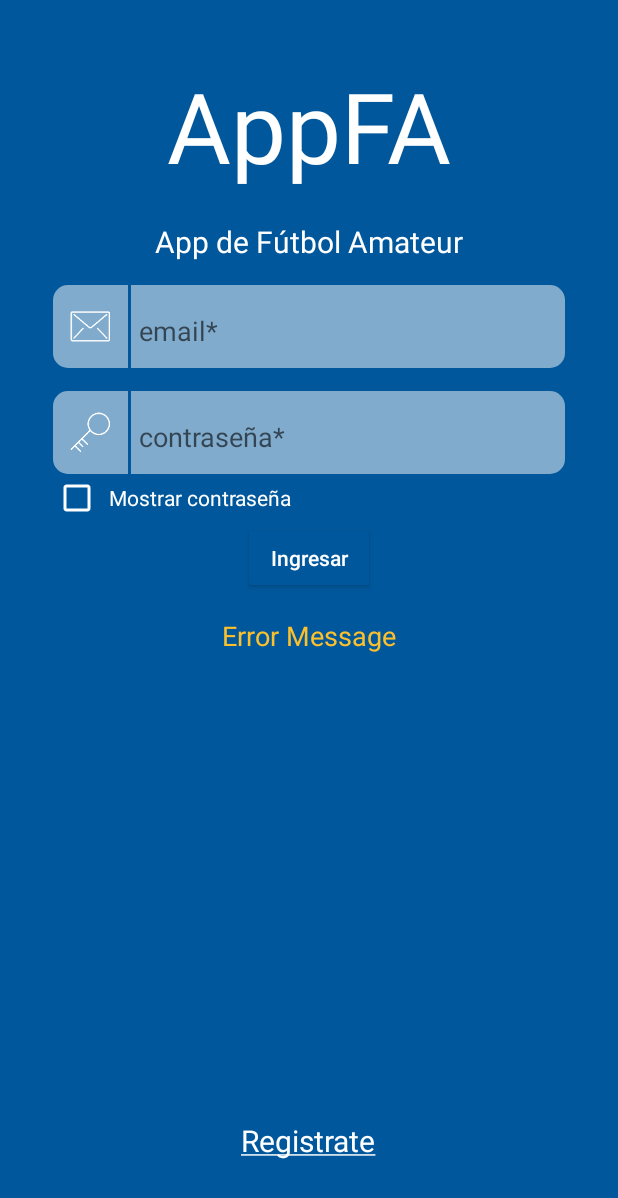
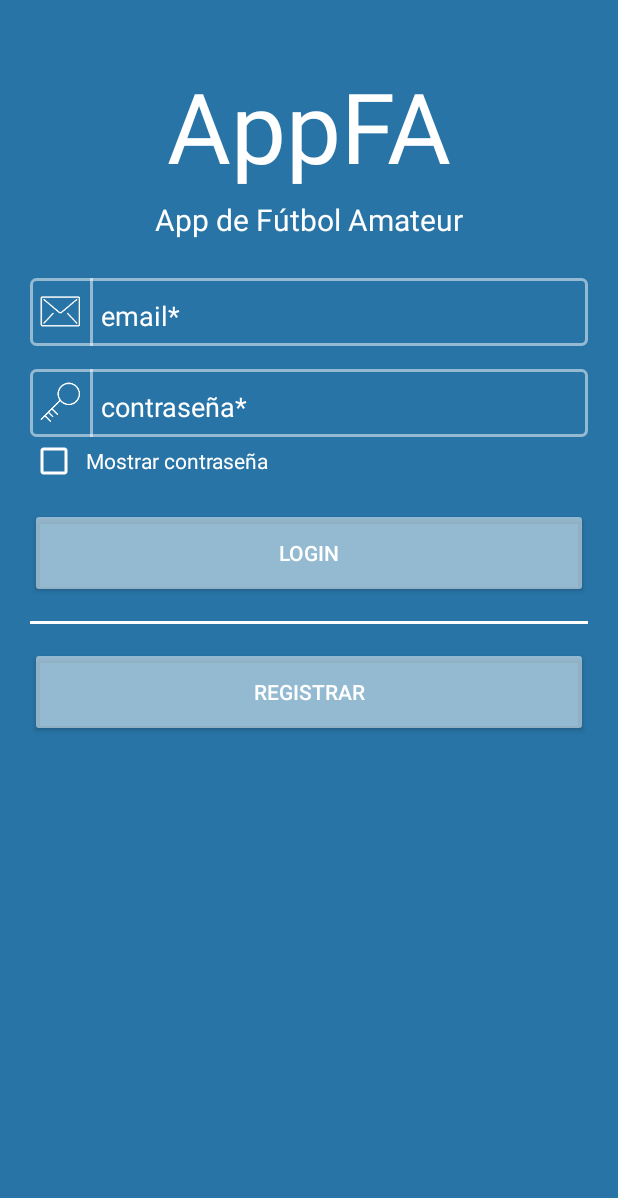
Before and after one commit to mgigena/appfa, an Android app: the layout activity_login.xml on its own in the app's theme, with its tools: preview values and no code run, on a phone screen of 412 x 824 dp. Shown: the top 1198 px of the screen. Run offline under Robolectric (Android 15) with nearby library versions, the phone set to English and light mode, and no system bars.

Commit message:
Styling Login Screen
- Modificado el diseño de la pantlla de Login

```diff
--- a/app/src/main/java/com/appfa/android/application/AppFaApplication.java
+++ b/app/src/main/java/com/appfa/android/application/AppFaApplication.java
@@ -11,7 +11,6 @@ public class AppFaApplication extends Application {
     @Override
     public void onCreate() {
         super.onCreate();
-
         CalligraphyConfig.initDefault(new CalligraphyConfig.Builder()
                 .setFontAttrId(R.attr.fontPath).build());
     }
--- a/app/src/main/java/com/appfa/android/login/LoginViewDelegate.java
+++ b/app/src/main/java/com/appfa/android/login/LoginViewDelegate.java
@@ -7,7 +7,6 @@ import android.widget.Button;
 import android.widget.CheckBox;
 import android.widget.CompoundButton;
 import android.widget.EditText;
-import android.widget.TextView;
 
 import com.appfa.android.R;
 import com.appfa.android.annotation.CustomTypefaces;
@@ -30,10 +29,8 @@ public class LoginViewDelegate extends BaseViewDelegate {
     CheckBox showPassword;
     @BindView(R.id.loginUser)
     Button loginButton;
-    @BindView(R.id.loginErrorMessage)
-    TextView loginErrorMessage;
-    @BindView(R.id.registrationTextLink)
-    TextView registrationLink;
+    @BindView(R.id.registrationButton)
+    Button registrationLink;
 
     private final LoginDelegateCallback callback;
 
@@ -111,7 +108,7 @@ public class LoginViewDelegate extends BaseViewDelegate {
     }
 
     protected void showErrorMessage(@ErrorMessages int errorMessage) {
-        loginErrorMessage.setText(errorMessage);
+
     }
 
     interface LoginDelegateCallback extends BaseDelegateCallback {
--- a/app/src/main/res/drawable/rounded_with_layout.xml
+++ b/app/src/main/res/drawable/rounded_with_layout.xml
@@ -1,10 +1,10 @@
 <?xml version="1.0" encoding="UTF-8"?>
 <shape xmlns:android="http://schemas.android.com/apk/res/android">
-    <solid android:color="@color/loginFormContainerColor"/>
+    <solid android:color="@color/loginBackground"/>
     <stroke
-        android:width="0dp"
+        android:width="2dp"
         android:color="@color/loginFormContainerColor"/>
-    <corners android:radius="10dp"/>
+    <corners android:radius="3dp"/>
     <padding
         android:bottom="0dp"
         android:left="0dp"
--- a/app/src/main/res/layout/activity_login.xml
+++ b/app/src/main/res/layout/activity_login.xml
@@ -1,8 +1,8 @@
 <?xml version="1.0" encoding="utf-8"?>
 <ScrollView
     xmlns:android="http://schemas.android.com/apk/res/android"
+    xmlns:app="http://schemas.android.com/apk/res-auto"
     xmlns:tools="http://schemas.android.com/tools"
-    xmlns:app="http://schemas.android.com/apk/res-auto"
     style="@style/LoginScreen"
     android:fillViewport="true"
     android:orientation="vertical">
@@ -45,7 +45,7 @@
                     <View
                         android:layout_width="2dp"
                         android:layout_height="match_parent"
-                        android:background="@color/loginBackground"/>
+                        android:background="@color/colorTransparent"/>
 
                     <EditText
                         android:id="@+id/userName"
@@ -71,11 +71,11 @@
                     <View
                         android:layout_width="2dp"
                         android:layout_height="match_parent"
-                        android:background="@color/loginBackground"/>
+                        android:background="@color/colorTransparent"/>
 
                     <EditText
                         android:id="@+id/userPassword"
-                        style="@style/LoginFormDataEditText"
+                        style="@style/LoginFormDataPasswordEditText"
                         android:hint="@string/loginFormPasswordHint"/>
                 </LinearLayout>
 
@@ -84,26 +84,24 @@
                     style="@style/LoginFormShowPassword"
                     app:buttonTint="@color/colorWhite"/>
 
-                <RelativeLayout
+
+                <Button
+                    android:id="@+id/loginUser"
+                    style="@style/LoginFormButton"
+                    android:text="@string/loginButton"/>
+
+
+                <View
                     android:layout_width="match_parent"
-                    android:layout_height="wrap_content">
+                    android:layout_height="2dp"
+                    android:layout_marginTop="15dp"
+                    android:background="@color/colorWhite"/>
 
-                    <Button
-                        android:id="@+id/loginUser"
-                        style="@style/LoginFormButton"
-                        android:text="@string/loginButton"/>
-                </RelativeLayout>
+                <Button
+                    android:id="@+id/registrationButton"
+                    style="@style/LoginFormButton"
+                    android:text="@string/registrationButton"/>
             </LinearLayout>
-
-            <TextView
-                android:id="@+id/loginErrorMessage"
-                style="@style/ErrorMessageStyle"
-                android:layout_below="@+id/formContainer"
-                tools:text="Error Message"/>
-
-            <TextView
-                android:id="@+id/registrationTextLink"
-                style="@style/RegistrationButtonOnLogin"/>
         </RelativeLayout>
     </FrameLayout>
 
--- a/app/src/main/res/values/colors.xml
+++ b/app/src/main/res/values/colors.xml
@@ -13,11 +13,11 @@
     <color name="splashPrimary">#212121</color>
 
     <!--LOGIN-->
-    <color name="loginBackground">#01579B</color>
+    <color name="loginBackground">#2874A6</color>
     <color name="loginLogoTextColor">@color/colorWhite</color>
     <color name="loginFormContainerColor">@color/colorTransparent</color>
     <color name="loginFormTitleTextColor">@color/colorWhite</color>
-    <color name="loginFormButtonColor">@color/loginBackground</color>
+    <color name="loginFormButtonColor">@color/colorTransparent</color>
     <color name="loginFormButtonTextColor">@color/colorWhite</color>
 
     <!--ERROR-->
--- a/app/src/main/res/values/dimens.xml
+++ b/app/src/main/res/values/dimens.xml
@@ -7,9 +7,9 @@
     <dimen name="loginScreenPaddingRight">20dp</dimen>
     <dimen name="loginScreenPaddingLeft">20dp</dimen>
     <dimen name="loginFormTitleTextSize">20sp</dimen>
-    <dimen name="loginFormSubtitleMarginTop">20dp</dimen>
+    <dimen name="loginFormSubtitleMarginTop">5dp</dimen>
     <dimen name="loginFormPadding">15dp</dimen>LoginFormDataContainer
-    <dimen name="loginFormDataContainerHeight">50dp</dimen>
+    <dimen name="loginFormDataContainerHeight">40dp</dimen>
     <dimen name="loginFormDataContainerMarginTop">5dp</dimen>
     <dimen name="loginFormDataContainerPaddingLeft">5dp</dimen>
     <dimen name="loginFormDataContainerPaddingRight">5dp</dimen>
--- a/app/src/main/res/values/strings.xml
+++ b/app/src/main/res/values/strings.xml
@@ -5,7 +5,7 @@
     <string name="loginFormTitle">App de Fútbol Amateur</string>
     <string name="loginFormUserHint">email*</string>
     <string name="loginFormPasswordHint">contraseña*</string>
-    <string name="loginButton">Ingresar</string>
+    <string name="loginButton">Login</string>
     <string name="loginFormShowPassword">Mostrar contraseña</string>
 
     <!--REGISTRATION-->
--- a/app/src/main/res/values/styles.xml
+++ b/app/src/main/res/values/styles.xml
@@ -13,6 +13,9 @@
         <item name="android:windowNoTitle">true</item>
         <item name="android:windowActionBar">false</item>
         <item name="android:windowContentOverlay">@null</item>
+        <item name="colorPrimary">@color/loginBackground</item>
+        <item name="colorPrimaryDark">@color/loginBackground</item>
+        <item name="colorAccent">@color/loginBackground</item>
     </style>
 
     <style name="SplashScreenTheme" parent="Theme.AppCompat.Light.NoActionBar">
@@ -57,7 +60,7 @@
     <style name="LoginFormContainer" parent="WrapContent">
         <item name="android:layout_width">match_parent</item>
         <item name="android:orientation">vertical</item>
-        <item name="android:padding">@dimen/loginFormPadding</item>
+        <item name="android:layout_marginTop">25dp</item>
     </style>
 
     <style name="LoginFormTitle" parent="WrapContent">
@@ -69,10 +72,17 @@
         <item name="android:layout_centerHorizontal">true</item>
     </style>
 
-    <style name="LoginFormButton" parent="WrapContent">
+    <style name="LoginFormButton">
+        <item name="android:layout_marginTop">15dp</item>
+        <item name="android:layout_height">60dp</item>
+        <item name="android:layout_width">match_parent</item>
         <item name="android:layout_centerInParent">true</item>
-        <item name="android:textAllCaps">false</item>
+        <item name="android:textAllCaps">true</item>
         <item name="android:theme">@style/AppTheme.Button</item>
+    </style>
+
+    <style name="RegistrationFormButton" parent="LoginFormButton">
+        <item name="android:layout_marginTop">15dp</item>
     </style>
 
     <style name="AppTheme.Button" parent="Widget.AppCompat.Button.Colored">
@@ -105,6 +115,19 @@
         <item name="fontPath">fonts/mirror_82.otf</item>
         <item name="android:ems">10</item>
         <item name="android:background">@null</item>
+        <item name="android:textColorHint">@color/colorWhite</item>
+        <item name="android:textColor">@color/colorWhite</item>
+        <item name="android:theme">@style/LoginFormEditTextTheme</item>
+    </style>
+
+    <style name="LoginFormDataPasswordEditText">
+        <item name="android:layout_marginTop">@dimen/loginFormDataContainerMarginTop</item>
+        <item name="android:layout_width">match_parent</item>
+        <item name="android:layout_height">@dimen/loginFormDataContainerHeight</item>
+        <item name="android:ems">10</item>
+        <item name="android:background">@null</item>
+        <item name="android:textColorHint">@color/colorWhite</item>
+        <item name="android:textColor">@color/colorWhite</item>
         <item name="android:theme">@style/LoginFormEditTextTheme</item>
     </style>
 
```
